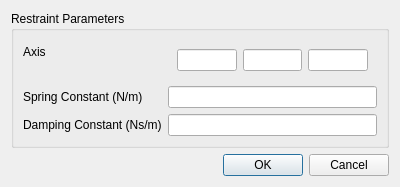
xupeiwust/baram, file baramFlow/view/setup/dynamic_mesh/restraints/rotational_spring_dialog.ui: the form before one commit.
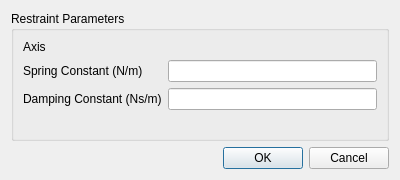
The form after the commit. Custom widgets are drawn as their Qt base class.

Commit message: Vector is used for vector inputs

Diff of the .ui file:
```diff
--- a/baramFlow/view/setup/dynamic_mesh/restraints/rotational_spring_dialog.ui
+++ b/baramFlow/view/setup/dynamic_mesh/restraints/rotational_spring_dialog.ui
@@ -28,19 +28,7 @@
        </widget>
       </item>
       <item row="0" column="1">
-       <widget class="QWidget" name="axisWidget" native="true">
-        <layout class="QHBoxLayout" name="axisLayout">
-         <item>
-          <widget class="QLineEdit" name="axisX"/>
-         </item>
-         <item>
-          <widget class="QLineEdit" name="axisY"/>
-         </item>
-         <item>
-          <widget class="QLineEdit" name="axisZ"/>
-         </item>
-        </layout>
-       </widget>
+       <widget class="VectorWidget" name="axis"/>
       </item>
       <item row="1" column="0">
        <widget class="QLabel" name="springConstantLabel">
@@ -74,6 +62,13 @@
    </item>
   </layout>
  </widget>
+ <customwidgets>
+  <customwidget>
+   <class>VectorWidget</class>
+   <extends>QWidget</extends>
+   <header>baramFlow.view.widgets.vector_widget</header>
+  </customwidget>
+ </customwidgets>
  <resources/>
  <connections/>
 </ui>
```
The commit also changes 26 other files.
